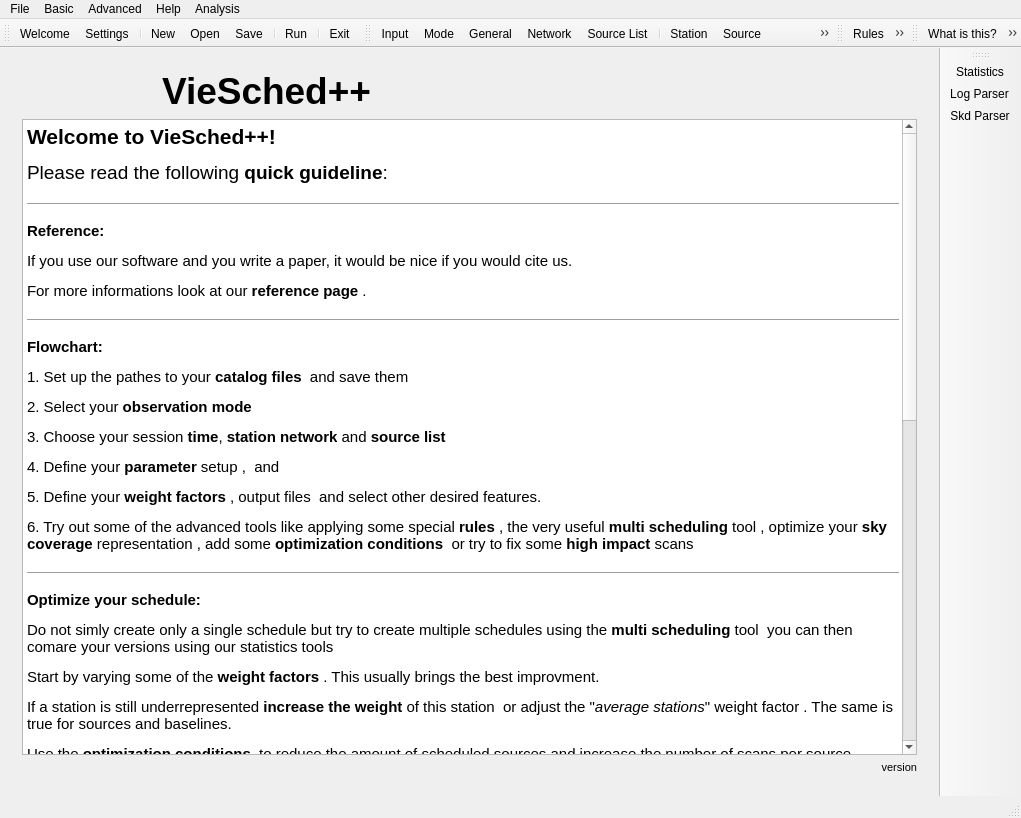
The window that mainwindow.ui (TUW-VieVS/VieSchedpp) describes before a commit, drawn with Qt 5.
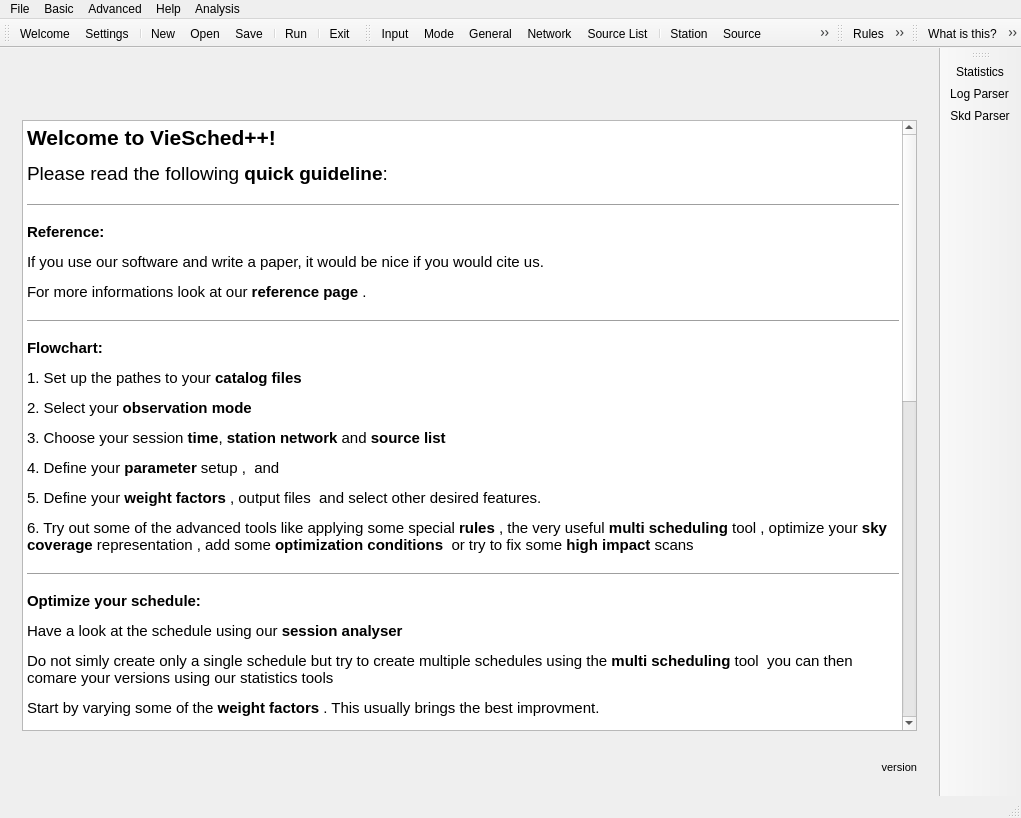
The same window after the commit. The open tabs and pages were chosen to show the change. Icons and pictures are not drawn.

```diff
--- a/mainwindow.ui
+++ b/mainwindow.ui
@@ -28,20 +28,29 @@
         <string>welcome page</string>
        </property>
        <layout class="QVBoxLayout" name="verticalLayout">
+        <property name="spacing">
+         <number>30</number>
+        </property>
         <item>
          <layout class="QHBoxLayout" name="horizontalLayout_9">
           <item>
-           <widget class="QLabel" name="label">
-            <property name="text">
-             <string>&lt;html&gt;&lt;head/&gt;&lt;body&gt;&lt;p align=&quot;center&quot;&gt;&lt;span style=&quot; font-size:28pt; font-weight:600;&quot;&gt;VieSched++&lt;/span&gt;&lt;/p&gt;&lt;/body&gt;&lt;/html&gt;</string>
+           <spacer name="horizontalSpacer_49">
+            <property name="orientation">
+             <enum>Qt::Horizontal</enum>
             </property>
-           </widget>
+            <property name="sizeHint" stdset="0">
+             <size>
+              <width>40</width>
+              <height>20</height>
+             </size>
+            </property>
+           </spacer>
           </item>
           <item>
            <widget class="QLabel" name="label_2">
             <property name="maximumSize">
              <size>
-              <width>400</width>
+              <width>500</width>
               <height>100</height>
              </size>
             </property>
@@ -56,6 +65,19 @@
             </property>
            </widget>
           </item>
+          <item>
+           <spacer name="horizontalSpacer_50">
+            <property name="orientation">
+             <enum>Qt::Horizontal</enum>
+            </property>
+            <property name="sizeHint" stdset="0">
+             <size>
+              <width>40</width>
+              <height>20</height>
+             </size>
+            </property>
+           </spacer>
+          </item>
          </layout>
         </item>
         <item>
@@ -72,11 +94,11 @@
 &lt;p style=&quot; margin-top:12px; margin-bottom:12px; margin-left:0px; margin-right:0px; -qt-block-indent:0; text-indent:0px;&quot;&gt;&lt;span style=&quot; font-size:14pt;&quot;&gt;Please read the following &lt;/span&gt;&lt;span style=&quot; font-size:14pt; font-weight:600;&quot;&gt;quick guideline&lt;/span&gt;&lt;span style=&quot; font-size:14pt;&quot;&gt;: &lt;/span&gt;&lt;/p&gt;
 &lt;hr /&gt;
 &lt;p style=&quot; margin-top:12px; margin-bottom:12px; margin-left:0px; margin-right:0px; -qt-block-indent:0; text-indent:0px;&quot;&gt;&lt;span style=&quot; font-weight:600;&quot;&gt;Reference:&lt;/span&gt;&lt;/p&gt;
-&lt;p style=&quot; margin-top:12px; margin-bottom:12px; margin-left:0px; margin-right:0px; -qt-block-indent:0; text-indent:0px;&quot;&gt;If you use our software and you write a paper, it would be nice if you would cite us. &lt;/p&gt;
+&lt;p style=&quot; margin-top:12px; margin-bottom:12px; margin-left:0px; margin-right:0px; -qt-block-indent:0; text-indent:0px;&quot;&gt;If you use our software and write a paper, it would be nice if you would cite us. &lt;/p&gt;
 &lt;p style=&quot; margin-top:12px; margin-bottom:12px; margin-left:0px; margin-right:0px; -qt-block-indent:0; text-indent:0px;&quot;&gt;For more informations look at our &lt;span style=&quot; font-weight:600;&quot;&gt;reference page &lt;/span&gt;&lt;img src=&quot;:/icons/icons/document-sign-3.png&quot; width=&quot;30&quot; height=&quot;30&quot; /&gt;.&lt;/p&gt;
 &lt;hr /&gt;
 &lt;p style=&quot; margin-top:12px; margin-bottom:12px; margin-left:0px; margin-right:0px; -qt-block-indent:0; text-indent:0px;&quot;&gt;&lt;span style=&quot; font-weight:600;&quot;&gt;Flowchart:&lt;/span&gt;&lt;/p&gt;
-&lt;p style=&quot; margin-top:12px; margin-bottom:12px; margin-left:0px; margin-right:0px; -qt-block-indent:0; text-indent:0px;&quot;&gt;1. Set up the pathes to your &lt;span style=&quot; font-weight:600;&quot;&gt;catalog files &lt;/span&gt;&lt;img src=&quot;:/icons/icons/document-import-2.png&quot; width=&quot;30&quot; height=&quot;30&quot; /&gt; and save them &lt;img src=&quot;:/icons/icons/document-export.png&quot; width=&quot;30&quot; height=&quot;30&quot; /&gt;&lt;/p&gt;
+&lt;p style=&quot; margin-top:12px; margin-bottom:12px; margin-left:0px; margin-right:0px; -qt-block-indent:0; text-indent:0px;&quot;&gt;1. Set up the pathes to your &lt;span style=&quot; font-weight:600;&quot;&gt;catalog files &lt;/span&gt;&lt;img src=&quot;:/icons/icons/document-import-2.png&quot; width=&quot;30&quot; height=&quot;30&quot; /&gt; &lt;/p&gt;
 &lt;p style=&quot; margin-top:12px; margin-bottom:12px; margin-left:0px; margin-right:0px; -qt-block-indent:0; text-indent:0px;&quot;&gt;2. Select your &lt;span style=&quot; font-weight:600;&quot;&gt;observation mode &lt;/span&gt;&lt;img src=&quot;:/icons/icons/drive-harddisk-3.png&quot; width=&quot;30&quot; height=&quot;30&quot; /&gt;&lt;/p&gt;
 &lt;p style=&quot; margin-top:12px; margin-bottom:12px; margin-left:0px; margin-right:0px; -qt-block-indent:0; text-indent:0px;&quot;&gt;3. Choose your session &lt;span style=&quot; font-weight:600;&quot;&gt;time&lt;/span&gt;&lt;img src=&quot;:/icons/icons/view-pim-calendar.png&quot; width=&quot;30&quot; height=&quot;30&quot; /&gt;, &lt;span style=&quot; font-weight:600;&quot;&gt;station network&lt;/span&gt;&lt;img src=&quot;:/icons/icons/applications-internet-2.png&quot; width=&quot;30&quot; height=&quot;30&quot; /&gt; and &lt;span style=&quot; font-weight:600;&quot;&gt;source list &lt;/span&gt;&lt;img src=&quot;:/icons/icons/source_list.png&quot; width=&quot;30&quot; height=&quot;30&quot; /&gt;&lt;/p&gt;
 &lt;p style=&quot; margin-top:12px; margin-bottom:12px; margin-left:0px; margin-right:0px; -qt-block-indent:0; text-indent:0px;&quot;&gt;4. Define your &lt;span style=&quot; font-weight:600;&quot;&gt;parameter&lt;/span&gt; setup &lt;img src=&quot;:/icons/icons/station_p.png&quot; width=&quot;30&quot; height=&quot;30&quot; /&gt;, &lt;img src=&quot;:/icons/icons/source_p.png&quot; width=&quot;30&quot; height=&quot;30&quot; /&gt; and &lt;img src=&quot;:/icons/icons/baseline_p.png&quot; width=&quot;30&quot; height=&quot;30&quot; /&gt;&lt;/p&gt;
@@ -84,6 +106,7 @@
 &lt;p style=&quot; margin-top:12px; margin-bottom:12px; margin-left:0px; margin-right:0px; -qt-block-indent:0; text-indent:0px;&quot;&gt;6. Try out some of the advanced tools like applying some special &lt;span style=&quot; font-weight:600;&quot;&gt;rules&lt;/span&gt; &lt;img src=&quot;:/icons/icons/system-run-3.png&quot; width=&quot;30&quot; height=&quot;30&quot; /&gt;, the very useful &lt;span style=&quot; font-weight:600;&quot;&gt;multi scheduling&lt;/span&gt; tool &lt;img src=&quot;:/icons/icons/multi_sched.png&quot; width=&quot;30&quot; height=&quot;30&quot; /&gt;, optimize your &lt;span style=&quot; font-weight:600;&quot;&gt;sky coverage&lt;/span&gt; representation &lt;img src=&quot;:/icons/icons/sky_coverage.png&quot; width=&quot;30&quot; height=&quot;30&quot; /&gt;, add some &lt;span style=&quot; font-weight:600;&quot;&gt;optimization conditions&lt;/span&gt; &lt;img src=&quot;:/icons/icons/conditions.png&quot; width=&quot;30&quot; height=&quot;30&quot; /&gt; or try to fix some &lt;span style=&quot; font-weight:600;&quot;&gt;high impact&lt;/span&gt; scans &lt;img src=&quot;:/icons/icons/emblem-important-4.png&quot; width=&quot;30&quot; height=&quot;30&quot; /&gt;&lt;/p&gt;
 &lt;hr /&gt;
 &lt;p style=&quot; margin-top:12px; margin-bottom:12px; margin-left:0px; margin-right:0px; -qt-block-indent:0; text-indent:0px;&quot;&gt;&lt;span style=&quot; font-weight:600;&quot;&gt;Optimize your schedule:&lt;/span&gt; &lt;/p&gt;
+&lt;p style=&quot; margin-top:12px; margin-bottom:12px; margin-left:0px; margin-right:0px; -qt-block-indent:0; text-indent:0px;&quot;&gt;Have a look at the schedule using our &lt;span style=&quot; font-weight:600;&quot;&gt;session analyser&lt;/span&gt; &lt;img src=&quot;:/icons/icons/sky_coverage_analyser.png&quot; width=&quot;30&quot; height=&quot;30&quot; /&gt; &lt;/p&gt;
 &lt;p style=&quot; margin-top:12px; margin-bottom:12px; margin-left:0px; margin-right:0px; -qt-block-indent:0; text-indent:0px;&quot;&gt;Do not simly create only a single schedule but try to create multiple schedules using the &lt;span style=&quot; font-weight:600;&quot;&gt;multi scheduling&lt;/span&gt; tool &lt;img src=&quot;:/icons/icons/multi_sched.png&quot; width=&quot;30&quot; height=&quot;30&quot; /&gt; you can then comare your versions using our statistics tools &lt;img src=&quot;:/icons/icons/office-chart-bar.png&quot; width=&quot;30&quot; height=&quot;30&quot; /&gt;&lt;/p&gt;
 &lt;p style=&quot; margin-top:12px; margin-bottom:12px; margin-left:0px; margin-right:0px; -qt-block-indent:0; text-indent:0px;&quot;&gt;Start by varying some of the &lt;span style=&quot; font-weight:600;&quot;&gt;weight factors&lt;/span&gt; &lt;img src=&quot;:/icons/icons/sky_coverage.png&quot; width=&quot;30&quot; height=&quot;30&quot; /&gt;. This usually brings the best improvment. &lt;/p&gt;
 &lt;p style=&quot; margin-top:12px; margin-bottom:12px; margin-left:0px; margin-right:0px; -qt-block-indent:0; text-indent:0px;&quot;&gt;If a station is still underrepresented &lt;span style=&quot; font-weight:600;&quot;&gt;increase the weight&lt;/span&gt; of this station &lt;img src=&quot;:/icons/icons/station_p.png&quot; width=&quot;30&quot; height=&quot;30&quot; /&gt; or adjust the &amp;quot;&lt;span style=&quot; font-style:italic;&quot;&gt;average stations&lt;/span&gt;&amp;quot; weight factor &lt;img src=&quot;:/icons/icons/sky_coverage.png&quot; width=&quot;30&quot; height=&quot;30&quot; /&gt;. The same is true for sources and baselines. &lt;/p&gt;
@@ -91,24 +114,22 @@
 &lt;p style=&quot; margin-top:12px; margin-bottom:12px; margin-left:0px; margin-right:0px; -qt-block-indent:0; text-indent:0px;&quot;&gt;Simulate the created empty NGS files using a third party software like VieVS.&lt;/p&gt;
 &lt;hr /&gt;
 &lt;p style=&quot; margin-top:12px; margin-bottom:12px; margin-left:0px; margin-right:0px; -qt-block-indent:0; text-indent:0px;&quot;&gt;&lt;span style=&quot; font-weight:600;&quot;&gt;Look at your schedule:&lt;/span&gt; &lt;/p&gt;
-&lt;p style=&quot; margin-top:12px; margin-bottom:12px; margin-left:0px; margin-right:0px; -qt-block-indent:0; text-indent:0px;&quot;&gt;You can compare schedules using the statistics tools &lt;img src=&quot;:/icons/icons/office-chart-bar.png&quot; width=&quot;30&quot; height=&quot;30&quot; /&gt;&lt;/p&gt;
-&lt;p style=&quot; margin-top:12px; margin-bottom:12px; margin-left:0px; margin-right:0px; -qt-block-indent:0; text-indent:0px;&quot;&gt;Use the session analyser &lt;img src=&quot;:/icons/icons/sky_coverage_analyser.png&quot; width=&quot;30&quot; height=&quot;30&quot; /&gt; to get a better impression of a single schedule &lt;/p&gt;
+&lt;p style=&quot; margin-top:12px; margin-bottom:12px; margin-left:0px; margin-right:0px; -qt-block-indent:0; text-indent:0px;&quot;&gt;You can compare schedules using the &lt;span style=&quot; font-weight:600;&quot;&gt;statistics tools&lt;/span&gt; &lt;img src=&quot;:/icons/icons/office-chart-bar.png&quot; width=&quot;30&quot; height=&quot;30&quot; /&gt;&lt;/p&gt;
+&lt;p style=&quot; margin-top:12px; margin-bottom:12px; margin-left:0px; margin-right:0px; -qt-block-indent:0; text-indent:0px;&quot;&gt;Use the &lt;span style=&quot; font-weight:600;&quot;&gt;session analyser&lt;/span&gt; &lt;img src=&quot;:/icons/icons/sky_coverage_analyser.png&quot; width=&quot;30&quot; height=&quot;30&quot; /&gt; to get a better impression of a single schedule &lt;/p&gt;
 &lt;hr /&gt;
 &lt;p style=&quot; margin-top:12px; margin-bottom:12px; margin-left:0px; margin-right:0px; -qt-block-indent:0; text-indent:0px;&quot;&gt;&lt;span style=&quot; font-weight:600;&quot;&gt;Help:&lt;/span&gt; &lt;/p&gt;
 &lt;p style=&quot; margin-top:12px; margin-bottom:12px; margin-left:0px; margin-right:0px; -qt-block-indent:0; text-indent:0px;&quot;&gt;Generally all Items should have a tool tip and a status tip that should appear if you hover a item. &lt;/p&gt;
 &lt;p style=&quot; margin-top:12px; margin-bottom:12px; margin-left:0px; margin-right:0px; -qt-block-indent:0; text-indent:0px;&quot;&gt;If you need more &lt;span style=&quot; font-weight:600;&quot;&gt;help&lt;/span&gt;  press &lt;span style=&quot; font-weight:600;&quot;&gt;F1&lt;/span&gt; or click the help icon &lt;img src=&quot;:/icons/icons/help.png&quot; width=&quot;30&quot; height=&quot;30&quot; /&gt; to enter the &lt;span style=&quot; font-style:italic;&quot;&gt;&amp;quot;What is this?&amp;quot;&lt;/span&gt; mode and than select the item that you do not understand. &lt;/p&gt;
-&lt;p style=&quot; margin-top:12px; margin-bottom:12px; margin-left:0px; margin-right:0px; -qt-block-indent:0; text-indent:0px;&quot;&gt;If you need general help for a window click the icon at the tool bar during &lt;span style=&quot; font-style:italic;&quot;&gt;&amp;quot;What is this?&amp;quot;&lt;/span&gt; mode.&lt;/p&gt;
 &lt;p style=&quot; margin-top:12px; margin-bottom:12px; margin-left:0px; margin-right:0px; -qt-block-indent:0; text-indent:0px;&quot;&gt;If a item has no &lt;span style=&quot; font-style:italic;&quot;&gt;&amp;quot;What is this?&amp;quot;&lt;/span&gt; description or the description is unclear and the tooltip and statustip does not provide all necessary information eighter please tell us and we will add some more details. &lt;/p&gt;
 &lt;p style=&quot; margin-top:12px; margin-bottom:12px; margin-left:0px; margin-right:0px; -qt-block-indent:0; text-indent:0px;&quot;&gt;For some frequently asked questions we provide a &lt;span style=&quot; font-weight:600;&quot;&gt;FAQ&lt;/span&gt; page &lt;img src=&quot;:/icons/icons/documentation.png&quot; width=&quot;30&quot; height=&quot;30&quot; /&gt;. &lt;/p&gt;
 &lt;hr /&gt;
 &lt;p style=&quot; margin-top:12px; margin-bottom:12px; margin-left:0px; margin-right:0px; -qt-block-indent:0; text-indent:0px;&quot;&gt;&lt;span style=&quot; font-weight:600;&quot;&gt;Version: &lt;/span&gt;&lt;/p&gt;
 &lt;p style=&quot; margin-top:12px; margin-bottom:12px; margin-left:0px; margin-right:0px; -qt-block-indent:0; text-indent:0px;&quot;&gt;This software is still in &lt;span style=&quot; font-weight:600;&quot;&gt;beta version&lt;/span&gt;! &lt;/p&gt;
 &lt;p style=&quot; margin-top:12px; margin-bottom:0px; margin-left:0px; margin-right:0px; -qt-block-indent:0; text-indent:0px;&quot;&gt;Although a checking routine runs at the end of each created schedule, it might be advisable to double check your schedule via a different software package like &lt;span style=&quot; font-weight:600;&quot;&gt;SKED&lt;/span&gt; with the &lt;span style=&quot; font-weight:600;&quot;&gt;SKED check &lt;/span&gt;command or &lt;span style=&quot; font-weight:600;&quot;&gt;VieVS&lt;/span&gt; with the &lt;span style=&quot; font-weight:600;&quot;&gt;VieVS checking routines&lt;/span&gt;. &lt;/p&gt;
-&lt;p style=&quot; margin-top:12px; margin-bottom:12px; margin-left:0px; margin-right:0px; -qt-block-indent:0; text-indent:0px;&quot;&gt;If you find any bugs or if you have great ideas what could be improved/added please contact us!&lt;/p&gt;
+&lt;p style=&quot; margin-top:12px; margin-bottom:12px; margin-left:0px; margin-right:0px; -qt-block-indent:0; text-indent:0px;&quot;&gt;If you find any bugs or if you have great ideas what could be improved/added please contact me under: &lt;span style=&quot; font-style:italic;&quot;&gt;matthias.schartner@geo.tuwien.ac.at&lt;/span&gt;!&lt;/p&gt;
 &lt;hr /&gt;
-&lt;p style=&quot; margin-top:12px; margin-bottom:12px; margin-left:0px; margin-right:0px; -qt-block-indent:0; text-indent:0px;&quot;&gt;&lt;span style=&quot; font-weight:600;&quot;&gt;Missing GUI features:&lt;/span&gt;&lt;/p&gt;
-&lt;ul style=&quot;margin-top: 0px; margin-bottom: 0px; margin-left: 0px; margin-right: 0px; -qt-list-indent: 1;&quot;&gt;&lt;li style=&quot; font-weight:600;&quot; style=&quot; margin-top:12px; margin-bottom:0px; margin-left:0px; margin-right:0px; -qt-block-indent:0; text-indent:0px;&quot;&gt;&lt;span style=&quot; font-weight:400;&quot;&gt;load function&lt;/span&gt;&lt;/li&gt;
-&lt;li style=&quot; margin-top:12px; margin-bottom:0px; margin-left:0px; margin-right:0px; -qt-block-indent:0; text-indent:0px;&quot;&gt;calibration block min SNR&lt;/li&gt;&lt;/ul&gt;
+&lt;p style=&quot; margin-top:12px; margin-bottom:12px; margin-left:0px; margin-right:0px; -qt-block-indent:0; text-indent:0px;&quot;&gt;&lt;span style=&quot; font-weight:600;&quot;&gt;Missing features:&lt;/span&gt;&lt;/p&gt;
+&lt;ul style=&quot;margin-top: 0px; margin-bottom: 0px; margin-left: 0px; margin-right: 0px; -qt-list-indent: 1;&quot;&gt;&lt;li style=&quot; font-weight:600;&quot; style=&quot; margin-top:12px; margin-bottom:0px; margin-left:0px; margin-right:0px; -qt-block-indent:0; text-indent:0px;&quot;&gt;&lt;span style=&quot; font-weight:400;&quot;&gt;calibration block min SNR&lt;/span&gt;&lt;/li&gt;&lt;/ul&gt;
 &lt;p style=&quot;-qt-paragraph-type:empty; margin-top:12px; margin-bottom:0px; margin-left:0px; margin-right:0px; -qt-block-indent:0; text-indent:0px;&quot;&gt;&lt;br /&gt;&lt;/p&gt;&lt;/body&gt;&lt;/html&gt;</string>
           </property>
          </widget>
```
Left out of the diff: 14 changed lines with no effect on the pictures.
